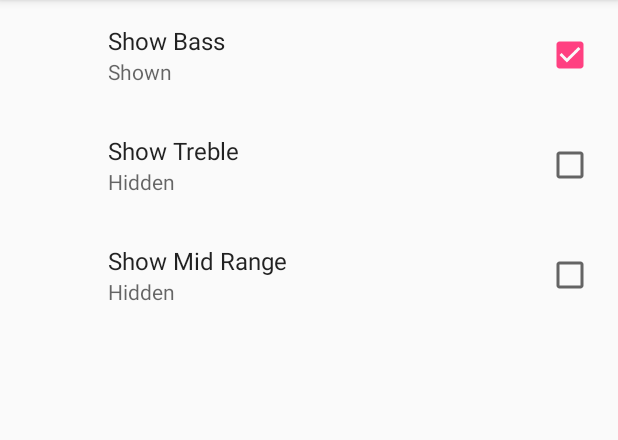
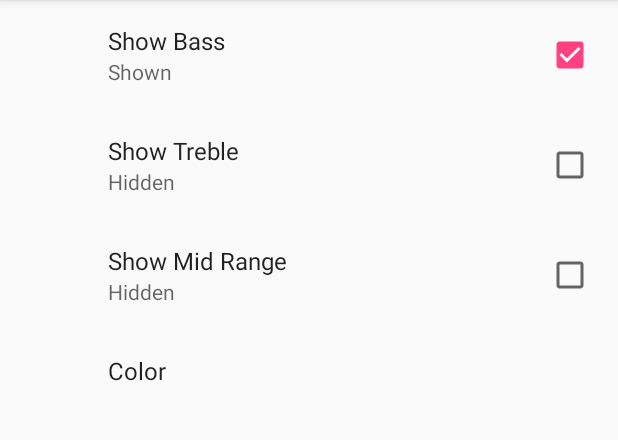
Before and after one commit to AnusreeSajeevan/Visualizer, an Android app: the screen it shows after launch (SettingsActivity), in the options menu, after a tap on "Settings", on a phone screen of 412 x 824 dp, the part 84-524 px from its top. Run offline under Robolectric (Android 15) with nearby library versions, the phone set to English and light mode, and no system bars; our stand-ins replace androidx.preference; 1 statement that could not run was skipped.

Commit message:
Add preference for shape color

```diff
--- a/app/src/main/java/com/example/anu/visualizerapp/MainActivity.java
+++ b/app/src/main/java/com/example/anu/visualizerapp/MainActivity.java
@@ -51,7 +51,9 @@ public class MainActivity extends AppCompatActivity implements
                 getResources().getBoolean(R.bool.show_treble_default_value)));
 
         mVisualizerView.setMinSizeScale(1);
-        mVisualizerView.setColor(getString(R.string.pref_color_red_value));
+
+        mVisualizerView.setColor(sharedPreferences.getString(getResources().getString(R.string.pref_color_key),
+                 getResources().getString(R.string.pref_color_red_value)));
     }
 
     /**
@@ -150,6 +152,10 @@ public class MainActivity extends AppCompatActivity implements
             mVisualizerView.setShowMid(sharedPreferences.getBoolean(getResources().getString(R.string.show_mid_range_pref_key),
                     getResources().getBoolean(R.bool.show_mid_range_default_value)));
         }
+        else if (key.equalsIgnoreCase(getResources().getString(R.string.pref_color_key))) {
+            mVisualizerView.setColor(sharedPreferences.getString(getResources().getString(R.string.pref_color_key),
+                    getResources().getString(R.string.pref_color_red_value)));
+        }
     }
 
     /**
--- /dev/null
+++ b/app/src/main/res/values/arrays.xml
@@ -0,0 +1,14 @@
+<?xml version="1.0" encoding="utf-8"?>
+<resources>
+    <string-array name="pref_color_labels">
+        <item>@string/pref_color_red_label</item>
+        <item>@string/pref_color_green_label</item>
+        <item>@string/pref_color_blue_label</item>
+    </string-array>
+
+    <string-array name="pref_color_values">
+        <item>@string/pref_color_red_value</item>
+        <item>@string/pref_color_green_value</item>
+        <item>@string/pref_color_blue_value</item>
+    </string-array>
+</resources>
--- a/app/src/main/res/values/strings.xml
+++ b/app/src/main/res/values/strings.xml
@@ -1,17 +1,6 @@
 <resources>
     <string name="app_name">VisualizerApp</string>
-    <!-- - - - - - - - - - - - - - - -
-          - Used by Preferences  -
-          - - - - - - - - - - - - - - - -->
 
-    <!-- Value in SharedPreferences for red color option -->
-    <string name="pref_color_red_value" translatable="false">red</string>
-
-    <!-- Value in SharedPreferences for blue color option -->
-    <string name="pref_color_blue_value" translatable="false">blue</string>
-
-    <!-- Value in SharedPreferences for green color option -->
-    <string name="pref_color_green_value" translatable="false">green</string>
 
     <string name="settings">Settings</string>
 
@@ -29,4 +18,20 @@
     <string name="pref_show_mid_range_off_summary">Hidden</string>
     <string name="pref_show_mid_range_on_summary">Shown</string>
     <string name="show_mid_range_pref_key">show_mid_range</string>
+
+    <!-- Value in SharedPreferences for red color option -->
+    <string name="pref_color_red_value" translatable="false">red</string>
+
+    <!-- Value in SharedPreferences for blue color option -->
+    <string name="pref_color_blue_value" translatable="false">blue</string>
+
+    <!-- Value in SharedPreferences for green color option -->
+    <string name="pref_color_green_value" translatable="false">green</string>
+
+    <string name="pref_color_title">Color</string>
+    <string name="pref_color_key">color</string>
+    <string name="pref_color_default_value">red</string>
+    <string name="pref_color_red_label">Red</string>
+    <string name="pref_color_green_label">Green</string>
+    <string name="pref_color_blue_label">Blue</string>
 </resources>
--- a/app/src/main/res/xml/pref_visualizer.xml
+++ b/app/src/main/res/xml/pref_visualizer.xml
@@ -18,4 +18,10 @@
         android:summaryOff="@string/pref_show_mid_range_off_summary"
         android:title="@string/show_mid_range_title"
         android:key="@string/show_mid_range_pref_key"/>
+    <ListPreference
+        android:title="@string/pref_color_title"
+        android:key="@string/pref_color_key"
+        android:defaultValue="@string/pref_color_default_value"
+        android:entries="@array/pref_color_labels"
+        android:entryValues="@array/pref_color_values"/>
 </PreferenceScreen>
```
